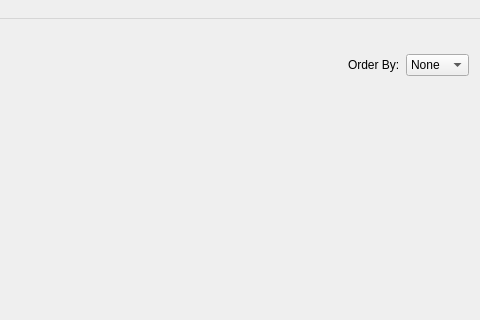
The window that Hardware Monitor Applet/GUI/mainwindow.ui (jimmyd-be/Hardware-Monitor-Applet) describes before a commit, drawn with Qt 5; both pictures show x 507 to 987 and y 0 to 320 of the 987 by 771 pixel window.
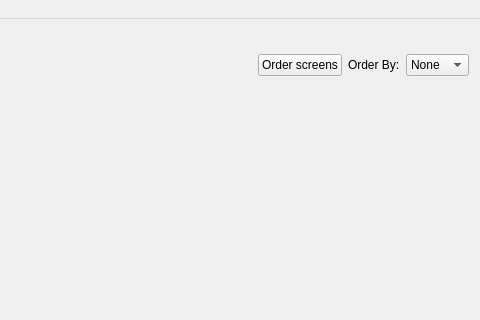
The same window after the commit. Icons and pictures are not drawn.

The edit to the form file:
```diff
--- a/Hardware Monitor Applet/GUI/mainwindow.ui
+++ b/Hardware Monitor Applet/GUI/mainwindow.ui
@@ -65,6 +65,13 @@
         </property>
        </spacer>
       </item>
+      <item>
+       <widget class="QPushButton" name="Order_pushButton">
+        <property name="text">
+         <string>Order screens</string>
+        </property>
+       </widget>
+      </item>
       <item>
        <widget class="QLabel" name="label">
         <property name="text">
```
